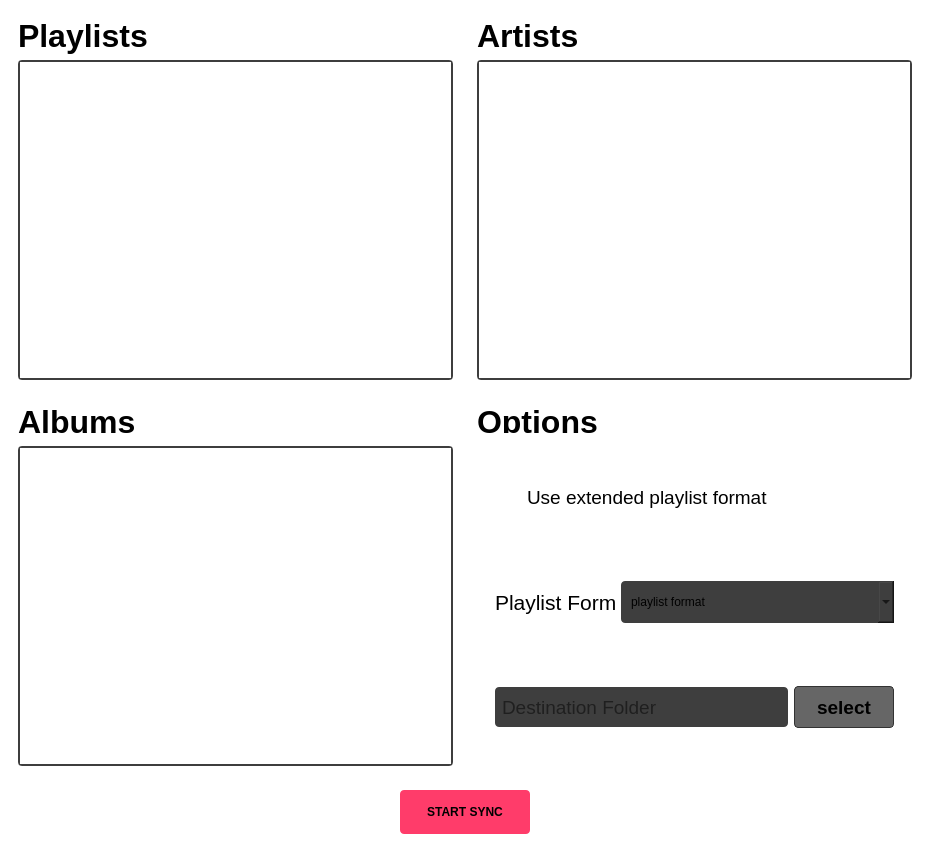
Above: src/main/python/mainwindow.ui from SlawaGurevich/iTunes2SD before the change. Below: the same form after it.
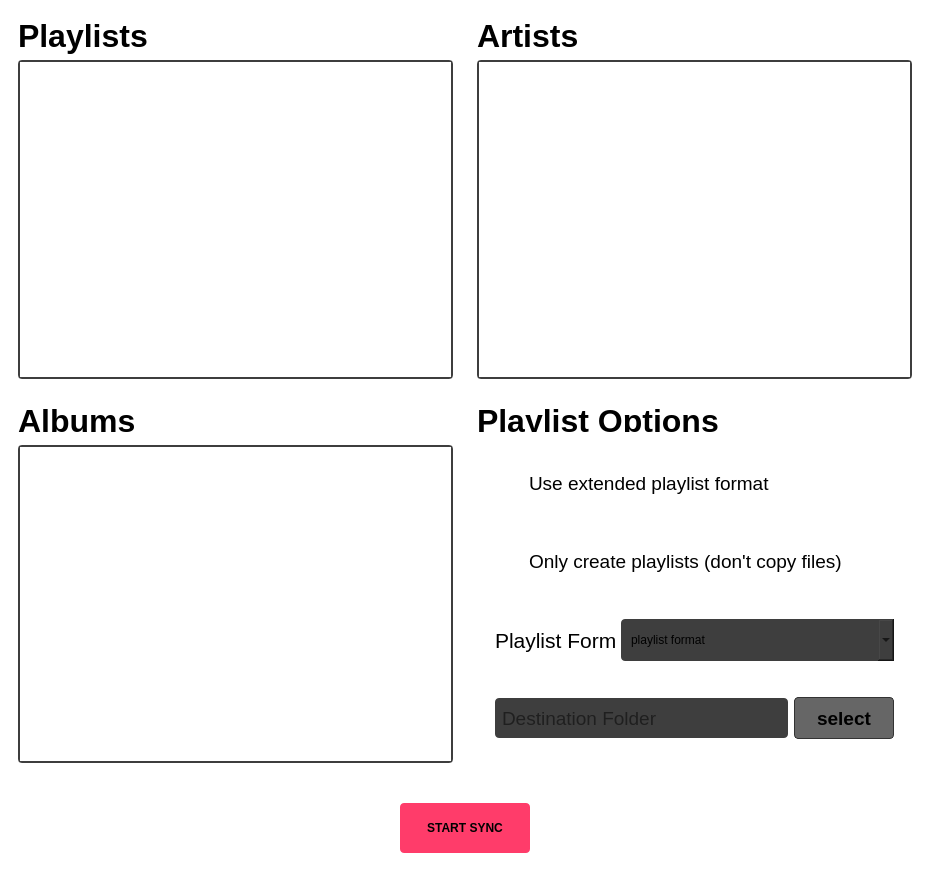
That is the form after the change. Icons and pictures are not drawn.

Commit message: Added loading dialog design, added more options

Patch:
```diff
--- a/src/main/python/mainwindow.ui
+++ b/src/main/python/mainwindow.ui
@@ -7,7 +7,7 @@
     <x>0</x>
     <y>0</y>
     <width>930</width>
-    <height>852</height>
+    <height>887</height>
    </rect>
   </property>
   <property name="minimumSize">
@@ -167,7 +167,7 @@
           </font>
          </property>
          <property name="text">
-          <string>Options</string>
+          <string>Playlist Options</string>
          </property>
          <property name="alignment">
           <set>Qt::AlignLeading|Qt::AlignLeft|Qt::AlignTop</set>
@@ -194,18 +194,15 @@
 }
 
 QCheckBox::indicator {
-	width : 14;
-	height: 14;
+	width : 16;
+	height: 16;
 	border: 1px solid white;
 	border-radius: 4;
 }
 
-QCheckBox:checked {
-	background-color: #3C91E6;
-}
-
 QCheckBox::indicator:checked {
-	background-color: white;
+	background-color: #FF3C6A;
+	border-color: #FF3C6A;
 }</string>
                </property>
                <property name="text">
@@ -219,6 +216,45 @@
             </layout>
            </widget>
           </item>
+          <item>
+           <widget class="QWidget" name="widget_10" native="true">
+            <layout class="QVBoxLayout" name="verticalLayout_4">
+             <item>
+              <widget class="QCheckBox" name="cbExtended_3">
+               <property name="font">
+                <font>
+                 <pointsize>14</pointsize>
+                </font>
+               </property>
+               <property name="styleSheet">
+                <string notr="true">QCheckBox {
+	padding: 10;
+	border-radius: 8;
+}
+
+QCheckBox::indicator {
+	width : 16;
+	height: 16;
+	border: 1px solid white;
+	border-radius: 4;
+}
+
+QCheckBox::indicator:checked {
+	background-color: #FF3C6A;
+	border-color: #FF3C6A;
+}</string>
+               </property>
+               <property name="text">
+                <string>Only create playlists (don't copy files)</string>
+               </property>
+               <property name="checked">
+                <bool>false</bool>
+               </property>
+              </widget>
+             </item>
+            </layout>
+           </widget>
+          </item>
           <item>
            <widget class="QWidget" name="widget_7" native="true">
             <layout class="QHBoxLayout" name="horizontalLayout_3">
@@ -265,6 +301,16 @@
                <property name="placeholderText">
                 <string>playlist format</string>
                </property>
+               <item>
+                <property name="text">
+                 <string>m3u</string>
+                </property>
+               </item>
+               <item>
+                <property name="text">
+                 <string>m3u8</string>
+                </property>
+               </item>
               </widget>
              </item>
             </layout>
@@ -348,10 +394,16 @@
     </item>
     <item row="2" column="0" colspan="2">
      <widget class="QWidget" name="widget_5" native="true">
+      <property name="minimumSize">
+       <size>
+        <width>0</width>
+        <height>100</height>
+       </size>
+      </property>
       <property name="maximumSize">
        <size>
         <width>16777215</width>
-        <height>70</height>
+        <height>100</height>
        </size>
       </property>
       <layout class="QHBoxLayout" name="horizontalLayout">
```
Left out of the diff: 4 changed lines with no effect on the pictures. The commit also changes 13 other files.
